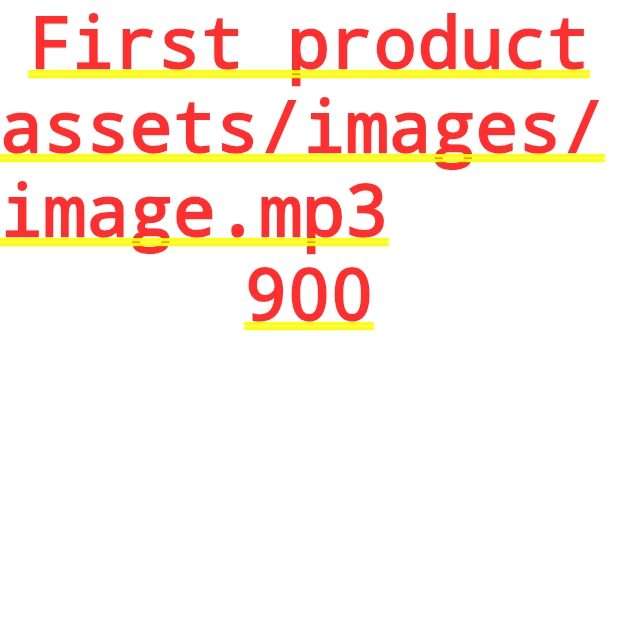
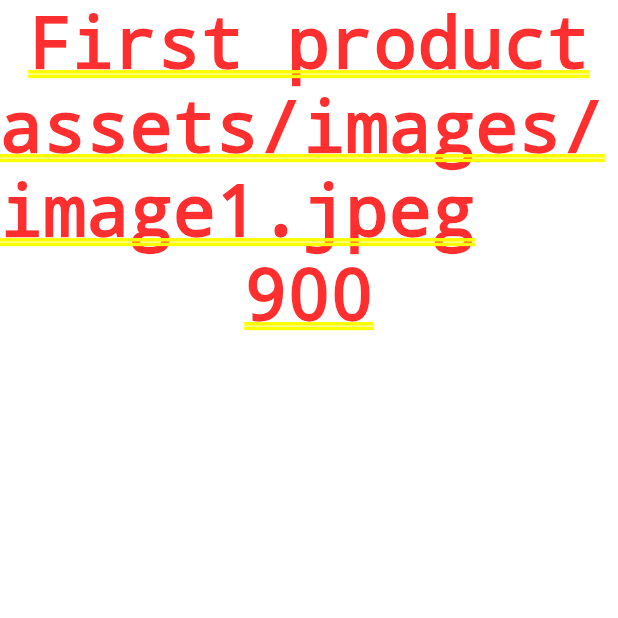
Before and after one commit to iamsirmike/uniceflabs, a Flutter app: the screen it shows after launch, after a tap on "First Headset", on a phone screen of 412 x 824 dp, the top half of it. Run offline on Flutter 3.47's test engine with Material 2 defaults, Android fonts, the phone set to English and light mode, and no system bars.

Commit message:
initial commit

```diff
--- a/lib/main.dart
+++ b/lib/main.dart
@@ -33,11 +33,12 @@ class _MyHomePageState extends State<MyHomePage> {
   @override
   Widget build(BuildContext context) {
     return Scaffold(
-      appBar: AppBar(
-        title: Text(widget.title),
-      ),
-      body: Column(
+      body: Padding(
+        padding: const EdgeInsets.all(20.0),
+        child: Column(
+          crossAxisAlignment: CrossAxisAlignment.start,
           children: <Widget>[
+            SizedBox(height:50),
             Row(
               children: [
                 IconsContainer(
@@ -96,7 +97,7 @@ class _MyHomePageState extends State<MyHomePage> {
                       MaterialPageRoute(
                         builder: (context) => Details(
                           name: 'First product',
-                        imagesrc: 'assets/images/image.mp3',
+                          imagesrc: 'assets/images/image1.jpeg',
                           price: 900,
                         ),
                       ),
@@ -104,7 +105,11 @@ class _MyHomePageState extends State<MyHomePage> {
                   },
                   child: Column(
                     children: [
-                    Image.asset('assets/images/image.mp3'),
+                      Container(
+                        height: 200,
+                        width: 180,
+                        child: Image.asset('assets/images/image1.jpeg'),
+                      ),
                       Text(
                         'First Headset',
                         style: TextStyle(
@@ -122,9 +127,14 @@ class _MyHomePageState extends State<MyHomePage> {
                     ],
                   ),
                 ),
+                Spacer(),
                 Column(
                   children: [
-                  Image.asset('assets/images/image.mp3'),
+                    Container(
+                      height: 200,
+                      width: 180,
+                      child: Image.asset('assets/images/image1.jpeg'),
+                    ),
                     Text(
                       'Second Headset',
                       style: TextStyle(
@@ -169,7 +179,11 @@ class _MyHomePageState extends State<MyHomePage> {
               children: [
                 Column(
                   children: [
-                  Image.asset('assets/images/image.mp3'),
+                    Container(
+                      height: 200,
+                      width: 180,
+                      child: Image.asset('assets/images/image1.jpeg'),
+                    ),
                     Text(
                       'Accessories 1',
                       style: TextStyle(
@@ -190,10 +204,14 @@ class _MyHomePageState extends State<MyHomePage> {
                     ),
                   ],
                 ),
-              SizedBox(height: 8),
+                Spacer(),
                 Column(
                   children: [
-                  Image.asset('assets/images/image.mp3'),
+                    Container(
+                      height: 200,
+                      width: 180,
+                      child: Image.asset('assets/images/image1.jpeg'),
+                    ),
                     Text(
                       'Second Headset',
                       style: TextStyle(
@@ -217,6 +235,7 @@ class _MyHomePageState extends State<MyHomePage> {
               ],
             ),
           ],
+        ),
       ),
       // This trailing comma makes auto-formatting nicer for build methods.
     );
```
Also changed, not shown: assets/images/image1.jpeg (added), 1 other file. Lines whose indentation alone changed are shown as unchanged.
